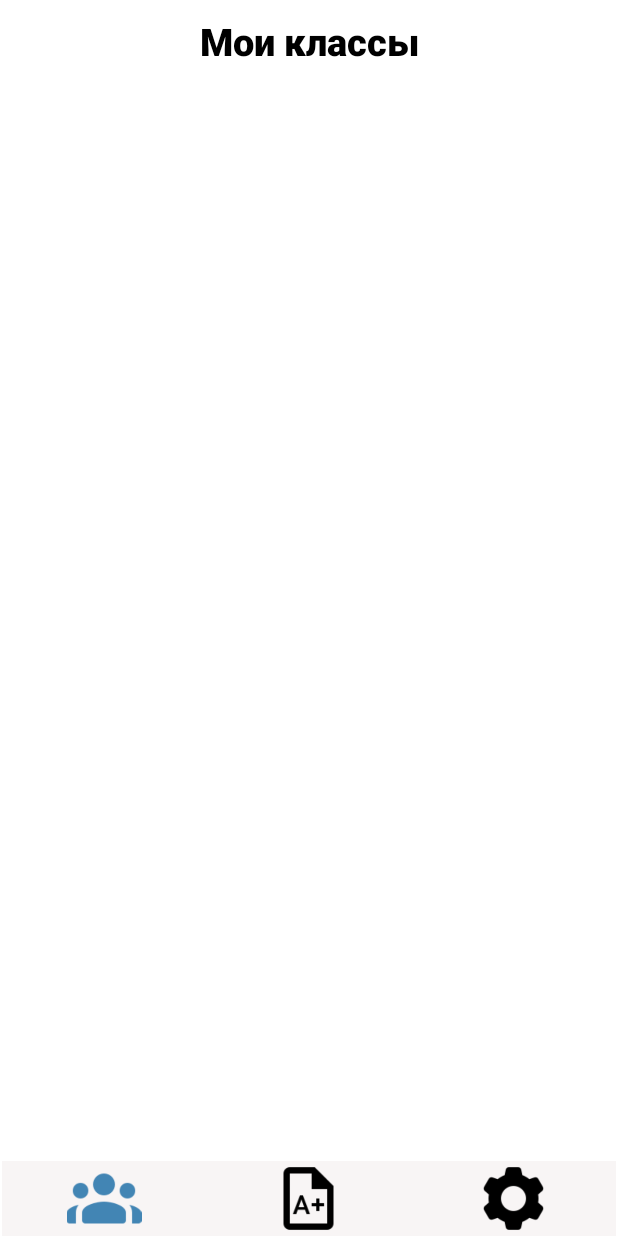
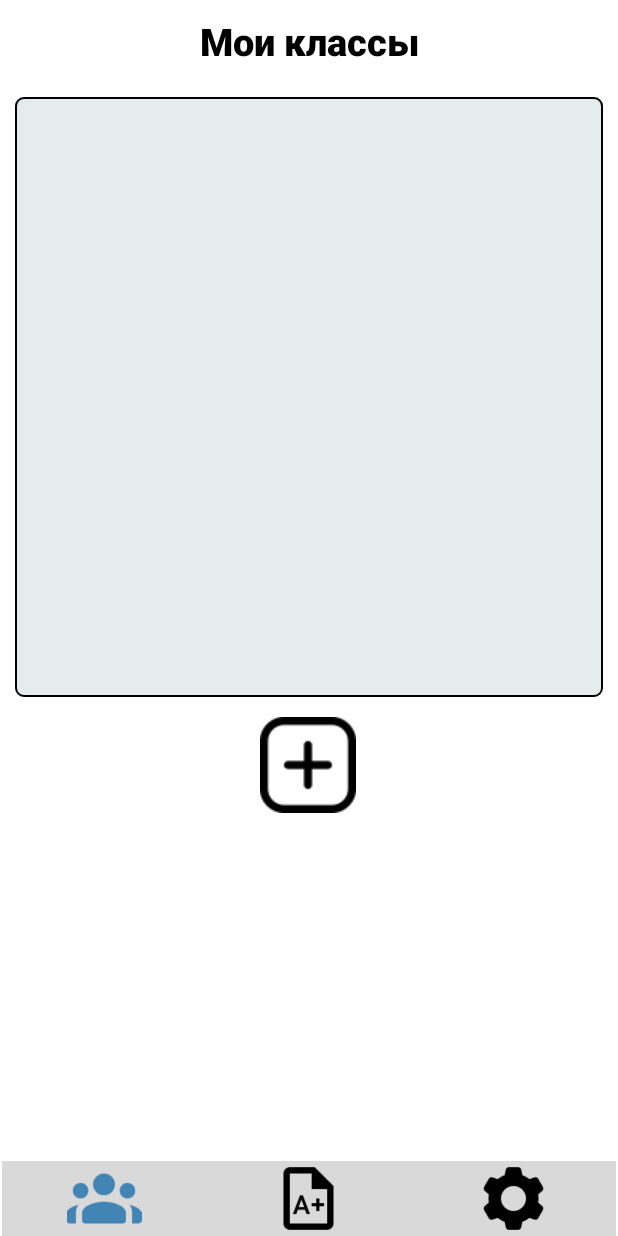
Before and after one commit to marcuryyy/EduVisionApp, an Android app: the MyClasses screen opened directly, with no data from a screen before it, on a phone screen of 412 x 824 dp. Run offline under Robolectric (Android 15) with nearby library versions, the phone set to English and light mode, and no system bars.

Commit message:
fixes for background

```diff
--- /dev/null
+++ b/app/src/main/res/drawable/listview.xml
@@ -0,0 +1,7 @@
+<?xml version="1.0" encoding="utf-8"?>
+<shape xmlns:android="http://schemas.android.com/apk/res/android"
+    android:shape="rectangle">
+    <stroke android:color="@color/black" android:width="1dp"/>
+    <solid android:color="@color/mint"> </solid>
+    <corners android:radius="5dp" />
+</shape>
--- a/app/src/main/res/layout/activity_my_classes.xml
+++ b/app/src/main/res/layout/activity_my_classes.xml
@@ -35,6 +35,8 @@
         android:layout_marginTop="20dp"
         android:layout_marginEnd="10dp"
         android:layout_marginBottom="150dp"
+        android:background="@drawable/listview"
+        android:padding="5dp"
         app:layout_constraintBottom_toBottomOf="parent"
         app:layout_constraintEnd_toEndOf="parent"
         app:layout_constraintHorizontal_bias="0.0"
@@ -44,6 +46,7 @@
 
 
     <LinearLayout
+        android:id="@+id/linearLayout2"
         android:layout_width="match_parent"
         android:layout_height="wrap_content"
         android:layout_marginStart="1dp"
@@ -54,35 +57,44 @@
         app:layout_constraintStart_toStartOf="parent">
 
         <ImageButton
-            android:id="@+id/add_class"
             android:layout_width="0dp"
             android:layout_height="50dp"
-            android:background="@color/milk"
+            android:layout_weight="1"
+            android:background="@color/transparent_grey"
             android:scaleType="fitCenter"
-            android:layout_weight="1"
-            android:src="@drawable/icons8_people_96_lightblue"
-            />
+            android:src="@drawable/icons8_people_96_lightblue" />
 
         <ImageButton
             android:id="@+id/my_tests_button"
             android:layout_width="0dp"
             android:layout_height="50dp"
+            android:layout_weight="1"
+            android:background="@color/transparent_grey"
             android:scaleType="fitCenter"
-            android:layout_weight="1"
-            android:background="@color/milk"
-            android:src="@drawable/icons8_exam_96"
-            />
+            android:src="@drawable/icons8_exam_96" />
 
         <ImageButton
             android:id="@+id/two"
             android:layout_width="0dp"
             android:layout_height="50dp"
             android:layout_weight="1"
-            android:background="@color/milk"
+            android:background="@color/transparent_grey"
             android:scaleType="fitCenter"
             android:src="@drawable/icons8_settings_96" />
     </LinearLayout>
 
+    <ImageButton
+        android:id="@+id/add_class"
+        android:layout_width="wrap_content"
+        android:layout_height="wrap_content"
+        android:src="@drawable/more"
+        android:background="@null"
+        app:layout_constraintBottom_toTopOf="@+id/linearLayout2"
+        app:layout_constraintEnd_toEndOf="parent"
+        app:layout_constraintHorizontal_bias="0.498"
+        app:layout_constraintStart_toStartOf="parent"
+        app:layout_constraintTop_toBottomOf="@+id/ClassList"
+        app:layout_constraintVertical_bias="0.054" />
 
 
 </androidx.constraintlayout.widget.ConstraintLayout>
--- a/app/src/main/res/layout/class_layout.xml
+++ b/app/src/main/res/layout/class_layout.xml
@@ -6,6 +6,7 @@
     android:windowTranslucentStatus="true"
     android:windowTranslucentNavigation="true"
     android:fitsSystemWindows="true"
+    android:background="@color/mint"
     android:layout_width="match_parent"
     android:layout_height="wrap_content">
 
--- a/app/src/main/res/values/colors.xml
+++ b/app/src/main/res/values/colors.xml
@@ -2,7 +2,8 @@
 <resources>
     <color name="black">#FF000000</color>
     <color name="white">#FFFFFFFF</color>
-    <color name="milk">#F8F5F5</color>
+    <color name="mint">#E5EDEC</color>
     <color name="lightblue">#FF4285B4</color>
     <color name="darkgrey">#FF2B2D30</color>
+    <color name="transparent_grey">#323D3F43</color>
 </resources>
```
Also changed, not shown: app/src/main/res/drawable/more.png (added).
